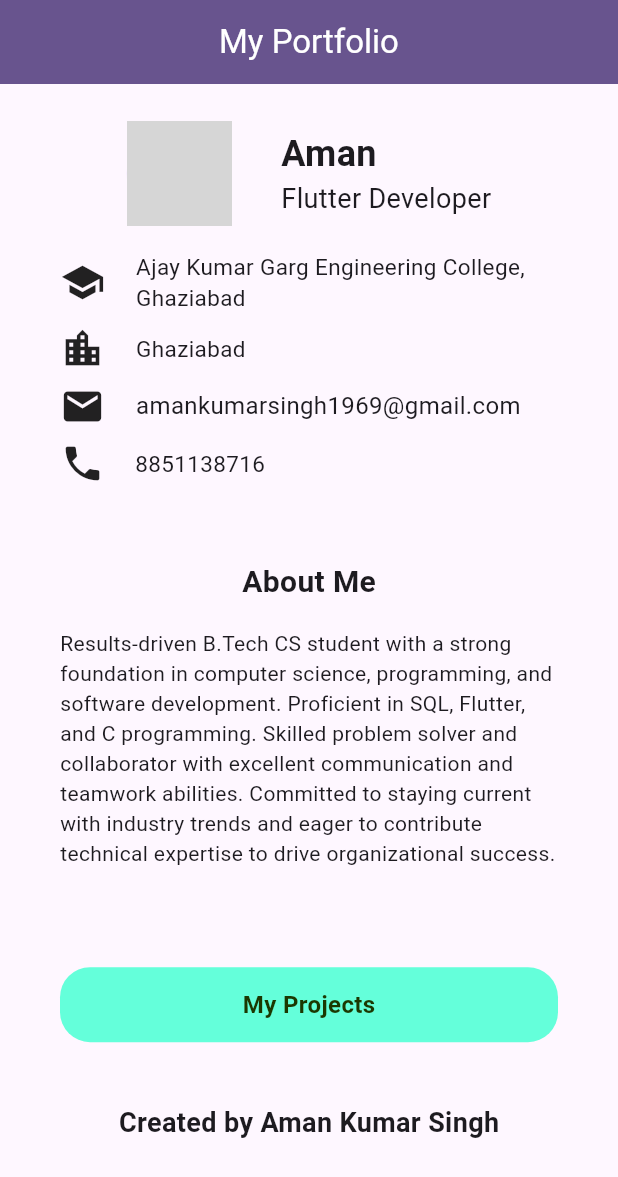
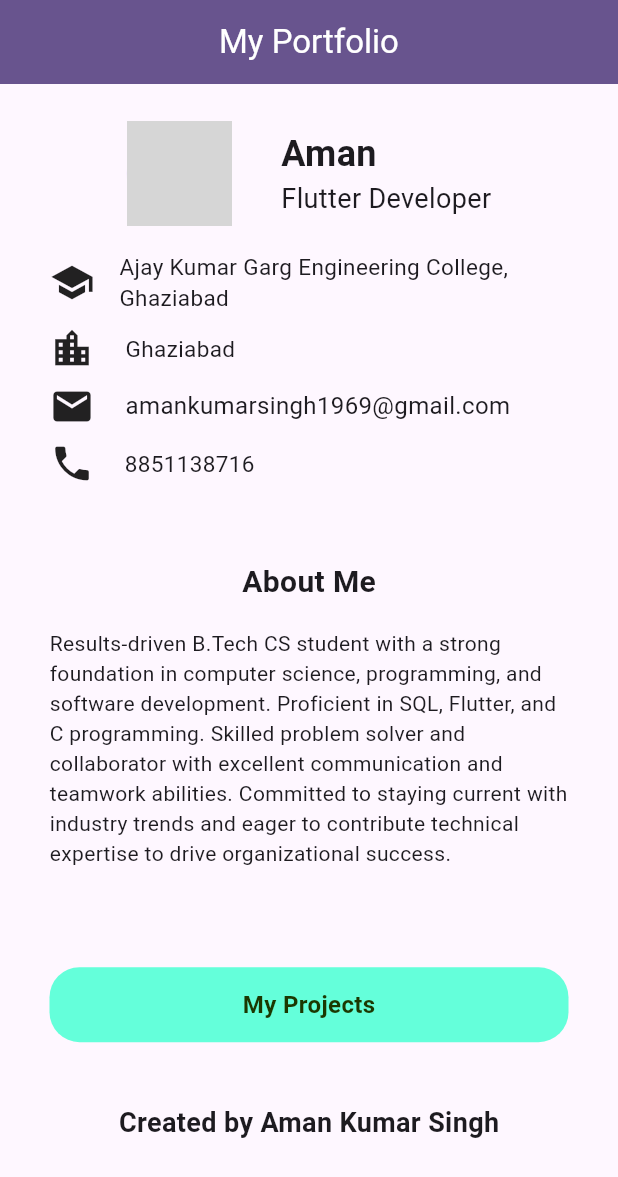
Before and after one commit to amankumarsingh3658/My-Resume, a Flutter app: the screen it shows after launch, on a phone screen of 412 x 824 dp. Shown: the top 1177 px of the screen. Run offline on Flutter 3.47's test engine with Material 3 defaults, Android fonts, the phone set to English and light mode, and no system bars; our stand-ins replace webview_flutter; network calls fail; grey boxes are pictures that could not be loaded.

Commit message:
minor changes

```diff
--- a/lib/Screens/homescreen.dart
+++ b/lib/Screens/homescreen.dart
@@ -69,7 +69,7 @@ class _HomeScreenState extends State<HomeScreen> {
                 height: height * 0.02,
               ),
               Padding(
-                padding: const EdgeInsets.symmetric(horizontal: 10),
+                padding: const EdgeInsets.symmetric(horizontal: 3),
                 child: Column(
                   mainAxisAlignment: MainAxisAlignment.start,
                   crossAxisAlignment: CrossAxisAlignment.start,
@@ -83,7 +83,7 @@ class _HomeScreenState extends State<HomeScreen> {
                           size: 30,
                         ),
                         SizedBox(
-                          width: width * 0.05,
+                          width: width * 0.04,
                         ),
                         Text(
                           "Ajay Kumar Garg Engineering College,\nGhaziabad",
--- a/lib/Screens/openProjectScreen.dart
+++ b/lib/Screens/openProjectScreen.dart
@@ -1,5 +1,6 @@
+// ignore_for_file: must_be_immutable
+
 import 'package:flutter/material.dart';
-import 'package:flutter/services.dart';
 import 'package:webview_flutter/webview_flutter.dart';
 
 class ProjectWebViewScreen extends StatefulWidget {
--- a/lib/main.dart
+++ b/lib/main.dart
@@ -15,7 +15,7 @@ class MyApp extends StatelessWidget {
   Widget build(BuildContext context) {
     return MaterialApp(
       debugShowCheckedModeBanner: false,
-      title: 'Flutter Demo',
+      title: 'Resume',
       theme: ThemeData(
         colorScheme: ColorScheme.fromSeed(seedColor: Colors.deepPurple),
         useMaterial3: true,
```
Also changed, not shown: 1 other file.
